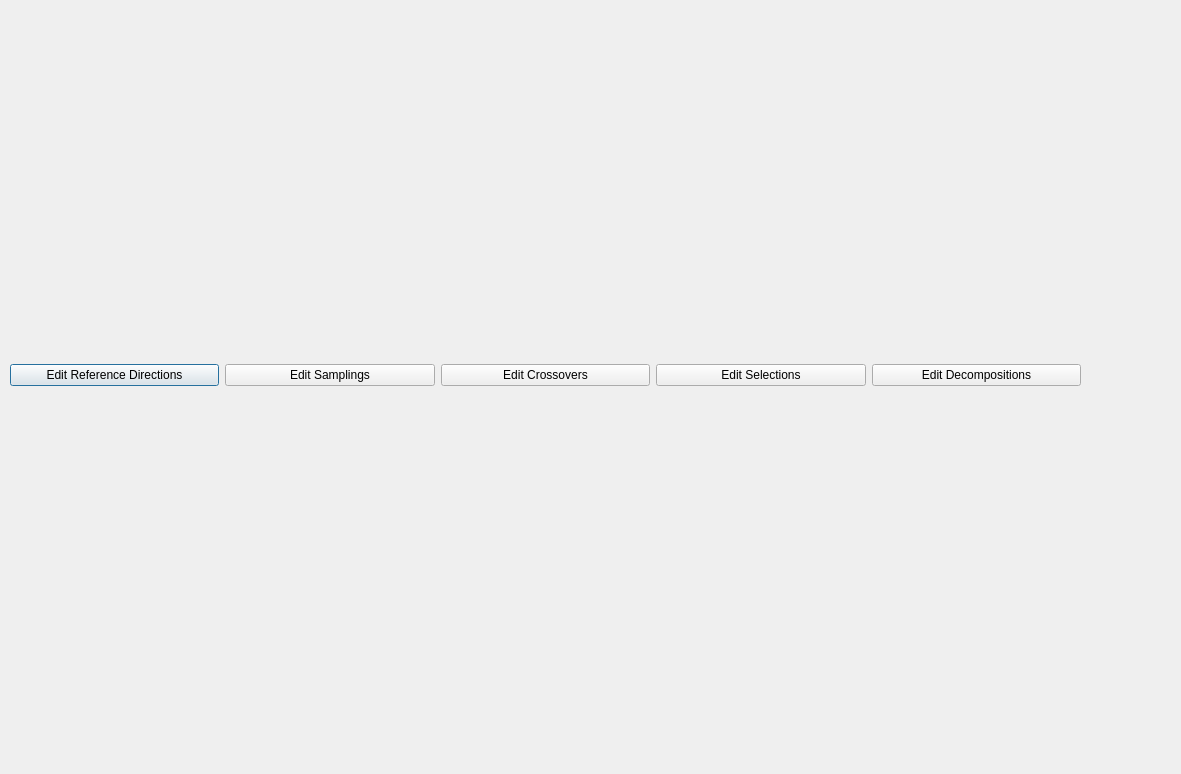
This is frontend/designer_templates/test.ui in tomaslibanomonteiro/Thesis-code as Qt 5 draws it before an edit. The edited form follows.
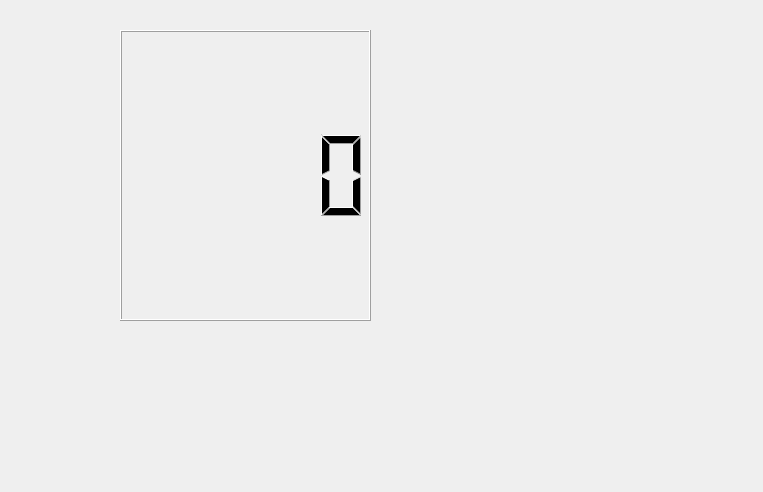
This is the edited form.

What changed in the file:
```diff
--- a/frontend/designer_templates/test.ui
+++ b/frontend/designer_templates/test.ui
@@ -6,8 +6,8 @@
    <rect>
     <x>0</x>
     <y>0</y>
-    <width>1181</width>
-    <height>774</height>
+    <width>763</width>
+    <height>492</height>
    </rect>
   </property>
   <property name="windowTitle">
@@ -16,51 +16,15 @@
   <widget class="QWidget" name="verticalLayoutWidget">
    <property name="geometry">
     <rect>
-     <x>10</x>
-     <y>10</y>
-     <width>1071</width>
-     <height>731</height>
+     <x>120</x>
+     <y>30</y>
+     <width>251</width>
+     <height>291</height>
     </rect>
    </property>
-   <layout class="QVBoxLayout" name="verticalLayout" stretch="0">
+   <layout class="QHBoxLayout" name="horizontalLayout">
     <item>
-     <layout class="QHBoxLayout" name="horizontalLayout">
-      <item>
-       <widget class="QPushButton" name="pushButton_ref_dirs">
-        <property name="text">
-         <string>Edit Reference Directions</string>
-        </property>
-       </widget>
-      </item>
-      <item>
-       <widget class="QPushButton" name="pushButton_sampling">
-        <property name="text">
-         <string>Edit Samplings</string>
-        </property>
-       </widget>
-      </item>
-      <item>
-       <widget class="QPushButton" name="pushButton_crossover">
-        <property name="text">
-         <string>Edit Crossovers</string>
-        </property>
-       </widget>
-      </item>
-      <item>
-       <widget class="QPushButton" name="pushButton_selection">
-        <property name="text">
-         <string>Edit Selections</string>
-        </property>
-       </widget>
-      </item>
-      <item>
-       <widget class="QPushButton" name="pushButton_decomposition">
-        <property name="text">
-         <string>Edit Decompositions</string>
-        </property>
-       </widget>
-      </item>
-     </layout>
+     <widget class="QLCDNumber" name="lcdNumber"/>
     </item>
    </layout>
   </widget>
```
Left out of the diff: 2 changed lines with no effect on the pictures.
